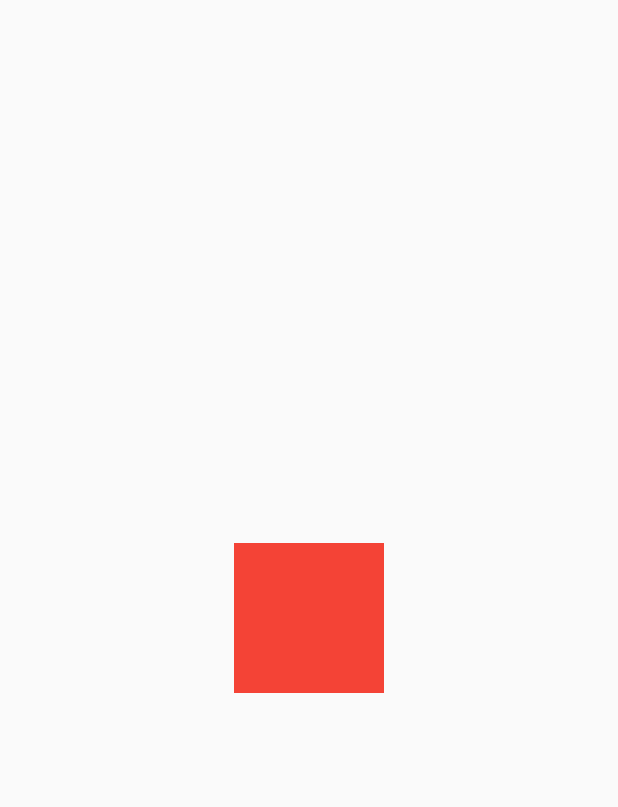
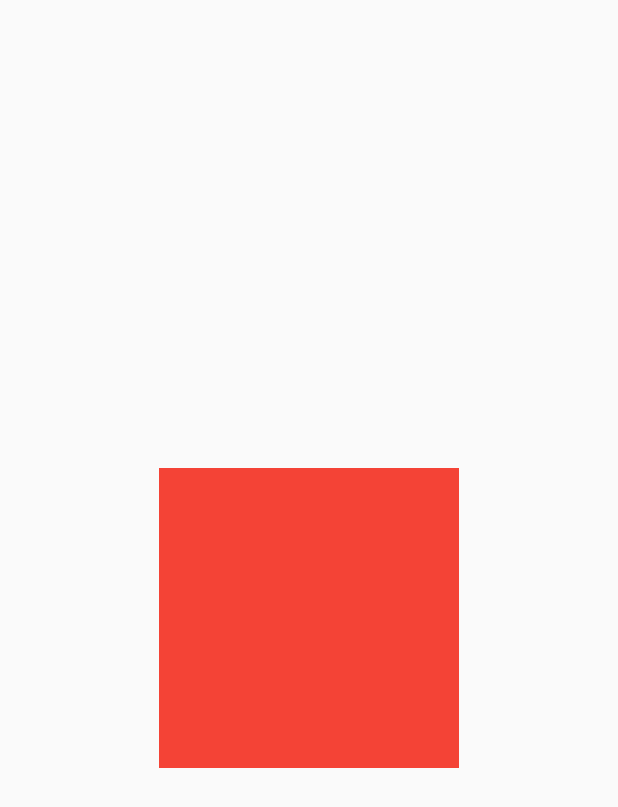
Before and after one commit to JosiaAlmeida/Flutter-Animation, a Flutter app: the screen it shows after launch, on a phone screen of 412 x 824 dp. Shown: the top 807 px of the screen. Run offline on Flutter 3.47's test engine with Material 2 defaults, Android fonts, the phone set to English and light mode, and no system bars.

Commit message:
Animation squadSize

```diff
--- a/lib/home.dart
+++ b/lib/home.dart
@@ -13,12 +13,14 @@ class _HomePageState extends State<HomePage>
   var isLoading = false;
 
   late final AnimationController controller;
+  late final Animation<double> squadSize;
 
   @override
   void initState() {
     super.initState();
     controller =
         AnimationController(vsync: this, duration: Duration(seconds: 2));
+    squadSize = Tween<double>(begin: 100, end: 200).animate(controller);
     controller.forward();
   }
 
@@ -34,14 +36,14 @@ class _HomePageState extends State<HomePage>
       body: Center(
         child: GestureDetector(
           onTap: () {
-            controller.reverse();
+            controller.repeat(reverse: true);
           },
           child: AnimatedBuilder(
-              animation: controller,
+              animation: squadSize,
               builder: (context, snapshot) {
                 return Container(
-                  width: 100 * controller.value,
-                  height: 100 * controller.value,
+                  width: squadSize.value,
+                  height: squadSize.value,
                   color: Colors.red,
                 );
               }),
```
